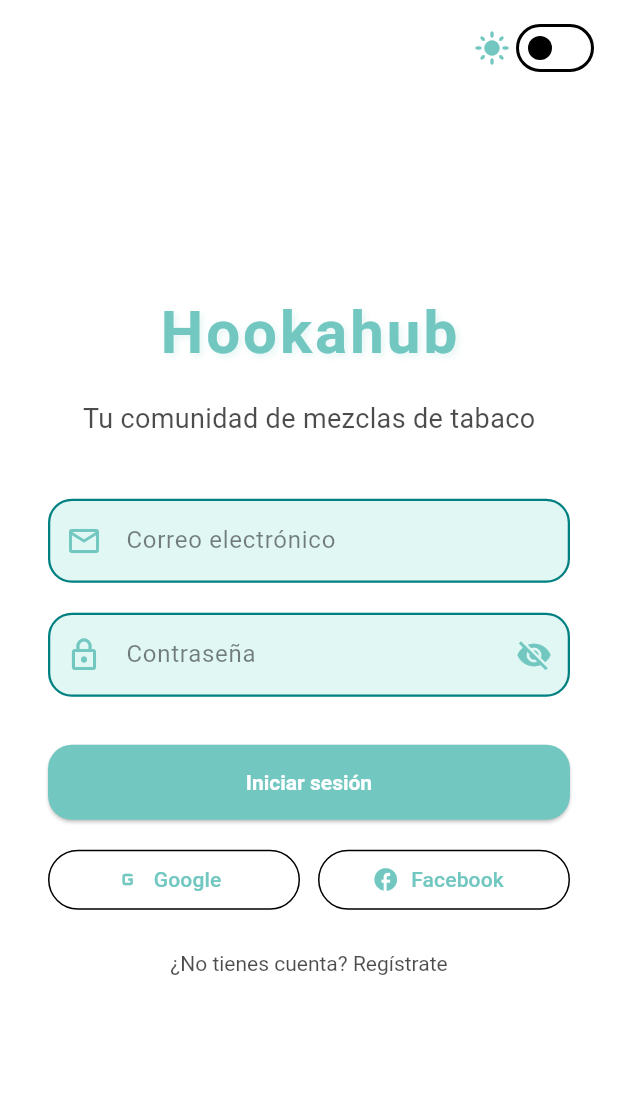
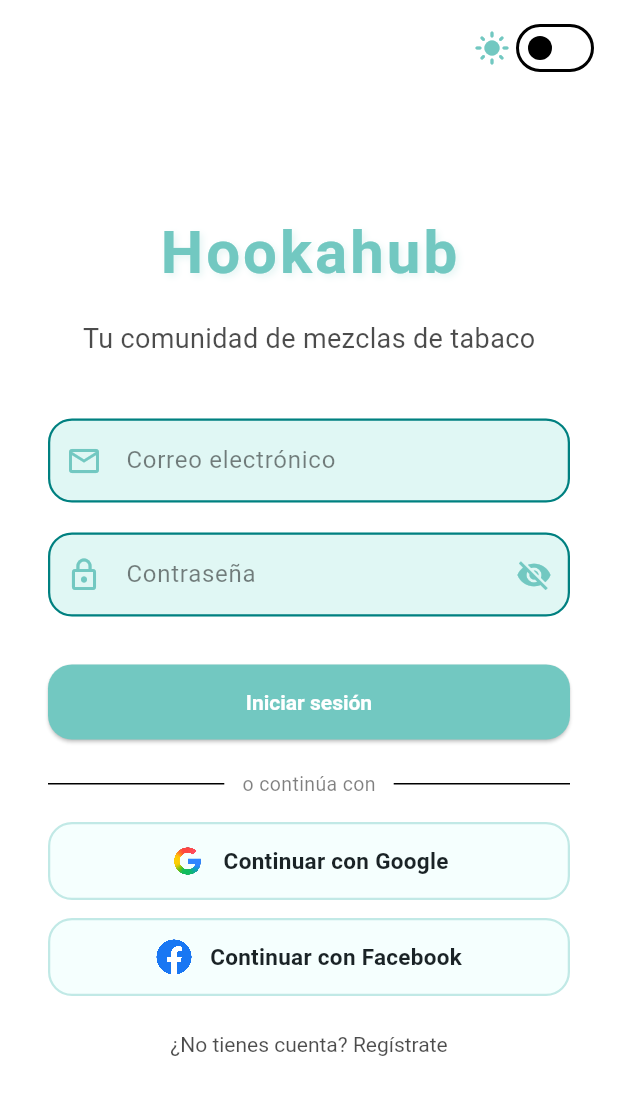
Before and after one commit to manuTGrt/hookahub, a Flutter app: the screen it shows after launch, on a phone screen of 412 x 824 dp. Shown: the top 1095 px of the screen. Run offline on Flutter 3.47's test engine with Material 3 defaults, Android fonts, the phone set to English and light mode, and no system bars; our stand-ins replace cached_network_image, connectivity_plus, file_picker, flutter_dotenv, flutter_image_compress, google_sign_in and 6 more; accounts and stored records are empty.

Commit message:
feat(auth): Moderniza la interfaz de usuario de los botones de inicio de sesión social. Reemplaza el icono básico OutlinedButton.icon con un widget personalizado SocialLoginButton. Añade logotipos PNG de la marca, animación de escalado al presionar, borde temático y color de superficie que se adapta al modo claro/oscuro.

```diff
--- a/lib/features/auth/login_page.dart
+++ b/lib/features/auth/login_page.dart
@@ -4,6 +4,7 @@ import '../../core/constants.dart';
 import '../../core/theme_provider.dart';
 import '../../widgets/pastel_textfield.dart';
 import '../../widgets/main_navigation.dart';
+import '../../widgets/social_login_button.dart';
 import 'package:hookahub/features/auth/auth_provider.dart';
 import 'presentation/register_page.dart';
 
@@ -151,11 +152,31 @@ class _LoginPageState extends State<LoginPage> {
                         child: const Text('Iniciar sesión'),
                       ),
                     ),
-                    const SizedBox(height: 16),
+                    const SizedBox(height: 20),
+                    // ── Divider "o continúa con" ──────────────────────────
                     Row(
                       children: [
-                        Expanded(
-                          child: OutlinedButton.icon(
+                        const Expanded(child: Divider()),
+                        Padding(
+                          padding: const EdgeInsets.symmetric(horizontal: 12),
+                          child: Text(
+                            'o continúa con',
+                            style: TextStyle(
+                              fontSize: 13,
+                              color: Theme.of(context)
+                                  .textTheme
+                                  .bodyMedium
+                                  ?.color
+                                  ?.withOpacity(0.5),
+                            ),
+                          ),
+                        ),
+                        const Expanded(child: Divider()),
+                      ],
+                    ),
+                    const SizedBox(height: 16),
+                    SocialLoginButton(
+                      provider: SocialProvider.google,
                       onPressed: () async {
                         final auth = context.read<AuthProvider>();
                         final error = await auth.signInGoogle();
@@ -166,13 +187,10 @@ class _LoginPageState extends State<LoginPage> {
                           ).showSnackBar(SnackBar(content: Text(error)));
                         }
                       },
-                            icon: const Icon(Icons.g_mobiledata),
-                            label: const Text('Google'),
                     ),
-                        ),
-                        const SizedBox(width: 12),
-                        Expanded(
-                          child: OutlinedButton.icon(
+                    const SizedBox(height: 12),
+                    SocialLoginButton(
+                      provider: SocialProvider.facebook,
                       onPressed: () async {
                         final auth = context.read<AuthProvider>();
                         final error = await auth.signInFacebook();
@@ -183,14 +201,17 @@ class _LoginPageState extends State<LoginPage> {
                           ).showSnackBar(SnackBar(content: Text(error)));
                         }
                       },
-                            icon: const Icon(Icons.facebook),
-                            label: const Text('Facebook'),
-                          ),
-                        ),
-                      ],
                     ),
                     const SizedBox(height: 8),
                     TextButton(
+                      style: TextButton.styleFrom(
+                        foregroundColor: Theme.of(
+                          context,
+                        ).textTheme.bodyMedium?.color?.withOpacity(0.7),
+                        textStyle: const TextStyle(
+                          fontWeight: FontWeight.normal,
+                        ),
+                      ),
                       onPressed: () {
                         Navigator.push(
                           context,
@@ -200,14 +221,6 @@ class _LoginPageState extends State<LoginPage> {
                         );
                       },
                       child: const Text('¿No tienes cuenta? Regístrate'),
-                      style: TextButton.styleFrom(
-                        foregroundColor: Theme.of(
-                          context,
-                        ).textTheme.bodyMedium?.color?.withOpacity(0.7),
-                        textStyle: const TextStyle(
-                          fontWeight: FontWeight.normal,
-                        ),
-                      ),
                     ),
                     const SizedBox(height: 40),
                   ],
--- /dev/null
+++ b/lib/widgets/social_login_button.dart
@@ -0,0 +1,138 @@
+import 'package:flutter/material.dart';
+
+/// A modern, branded social login button with press animation.
+/// Supports Google and Facebook out of the box via [SocialProvider].
+enum SocialProvider { google, facebook }
+
+class SocialLoginButton extends StatefulWidget {
+  const SocialLoginButton({
+    super.key,
+    required this.provider,
+    required this.onPressed,
+    this.isLoading = false,
+  });
+
+  final SocialProvider provider;
+  final VoidCallback? onPressed;
+  final bool isLoading;
+
+  @override
+  State<SocialLoginButton> createState() => _SocialLoginButtonState();
+}
+
+class _SocialLoginButtonState extends State<SocialLoginButton>
+    with SingleTickerProviderStateMixin {
+  late AnimationController _scaleController;
+  late Animation<double> _scaleAnimation;
+
+  @override
+  void initState() {
+    super.initState();
+    _scaleController = AnimationController(
+      vsync: this,
+      duration: const Duration(milliseconds: 120),
+      lowerBound: 0.0,
+      upperBound: 0.04,
+    );
+    _scaleAnimation = Tween<double>(begin: 1.0, end: 0.96).animate(
+      CurvedAnimation(parent: _scaleController, curve: Curves.easeInOut),
+    );
+  }
+
+  @override
+  void dispose() {
+    _scaleController.dispose();
+    super.dispose();
+  }
+
+  // ── Provider metadata ──────────────────────────────────────────────────────
+  String get _label {
+    switch (widget.provider) {
+      case SocialProvider.google:
+        return 'Continuar con Google';
+      case SocialProvider.facebook:
+        return 'Continuar con Facebook';
+    }
+  }
+
+  String get _assetPath {
+    switch (widget.provider) {
+      case SocialProvider.google:
+        return 'assets/logos/google_logo.png';
+      case SocialProvider.facebook:
+        return 'assets/logos/facebook_logo.png';
+    }
+  }
+
+  // ── Build ──────────────────────────────────────────────────────────────────
+  @override
+  Widget build(BuildContext context) {
+    final bool isDark = Theme.of(context).brightness == Brightness.dark;
+
+    // Surface colour adapting to theme
+    final Color surfaceBg =
+        isDark ? const Color(0xFF243038) : const Color(0xFFF5FFFE);
+
+    // Border uses the app's primary turquoise (same as inputs/buttons)
+    final Color primaryColor = Theme.of(context).primaryColor;
+    final Color borderColor = primaryColor.withOpacity(isDark ? 0.55 : 0.40);
+
+    final Color textColor =
+        isDark ? const Color(0xFFDFEFED) : const Color(0xFF1A2326);
+
+    return ScaleTransition(
+      scale: _scaleAnimation,
+      child: GestureDetector(
+        onTapDown: (_) {
+          if (widget.onPressed != null) _scaleController.forward();
+        },
+        onTapUp: (_) {
+          _scaleController.reverse();
+          widget.onPressed?.call();
+        },
+        onTapCancel: () => _scaleController.reverse(),
+        child: AnimatedContainer(
+          duration: const Duration(milliseconds: 180),
+          height: 52,
+          decoration: BoxDecoration(
+            color: surfaceBg,
+            borderRadius: BorderRadius.circular(16),
+            border: Border.all(color: borderColor, width: 1.5),
+          ),
+          child: widget.isLoading
+              ? Center(
+                  child: SizedBox(
+                    width: 20,
+                    height: 20,
+                    child: CircularProgressIndicator(
+                      strokeWidth: 2.2,
+                      valueColor: AlwaysStoppedAnimation<Color>(primaryColor),
+                    ),
+                  ),
+                )
+              : Row(
+                  mainAxisAlignment: MainAxisAlignment.center,
+                  children: [
+                    Image.asset(
+                      _assetPath,
+                      width: 24,
+                      height: 24,
+                      filterQuality: FilterQuality.high,
+                    ),
+                    const SizedBox(width: 12),
+                    Text(
+                      _label,
+                      style: TextStyle(
+                        fontSize: 15,
+                        fontWeight: FontWeight.w600,
+                        color: textColor,
+                        letterSpacing: 0.2,
+                      ),
+                    ),
+                  ],
+                ),
+        ),
+      ),
+    );
+  }
+}
--- a/pubspec.yaml
+++ b/pubspec.yaml
@@ -138,6 +138,7 @@ flutter:
   # To add assets to your application, add an assets section, like this:
   assets:
     - assets/icon/
+    - assets/logos/
     - .env
     # - assets/splash/  # Descomenta y añade tu nueva imagen de splash si decides separar del icono
 
```
Also changed, not shown: assets/logos/facebook_logo.png (added), assets/logos/google_logo.png (added). Lines whose indentation alone changed are shown as unchanged.
